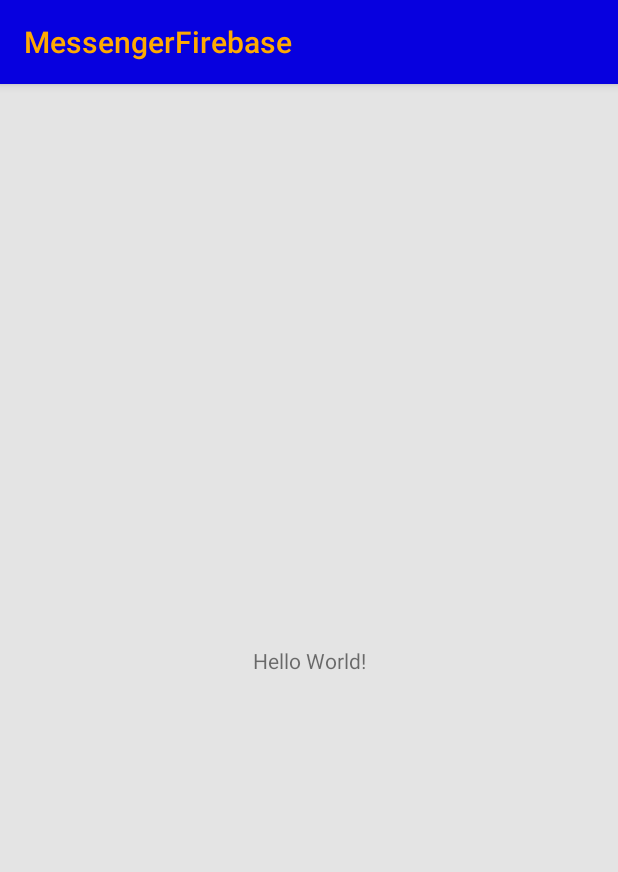
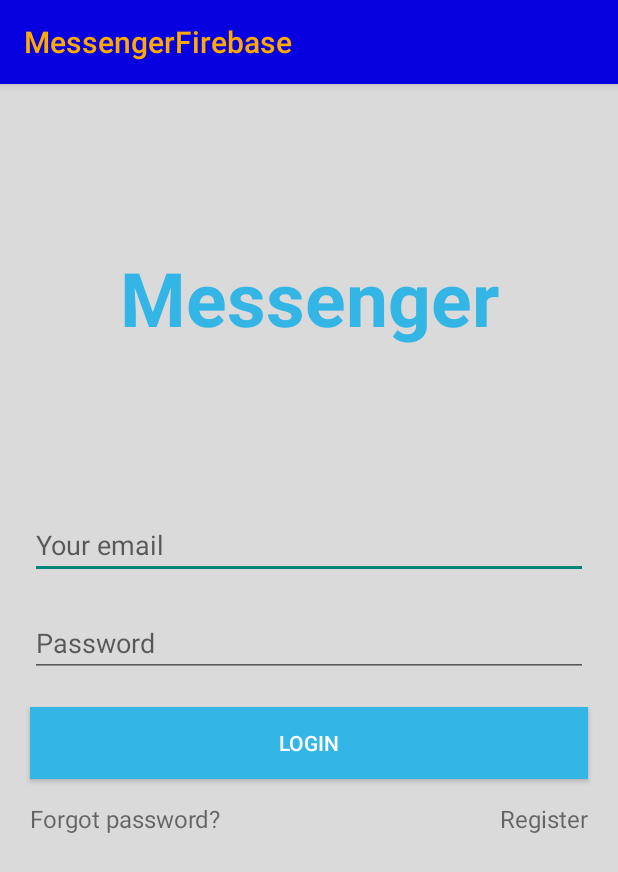
Before and after one commit to SobeninAlex/MessengerFirebase, an Android app: the screen it shows after launch (MainActivity before the commit, LoginActivity after it), on a phone screen of 412 x 824 dp. Shown: the top 872 px of the screen. Run offline under Robolectric (Android 15) with nearby library versions, the phone set to English and light mode, and no system bars; our stand-ins replace Firebase (no records; nobody signed in at launch, a user with empty details on screens opened directly).

Commit message:
add Activities

```diff
--- a/app/src/main/java/com/example/messengerfirebase/MainActivity.java
+++ /dev/null
@@ -1,137 +0,0 @@
-package com.example.messengerfirebase;
-
-import androidx.annotation.NonNull;
-import androidx.appcompat.app.AppCompatActivity;
-
-import android.os.Bundle;
-import android.util.Log;
-import android.widget.Toast;
-
-import com.google.android.gms.tasks.OnFailureListener;
-import com.google.android.gms.tasks.OnSuccessListener;
-import com.google.firebase.auth.AuthResult;
-import com.google.firebase.auth.FirebaseAuth;
-import com.google.firebase.auth.FirebaseUser;
-
-public class MainActivity extends AppCompatActivity {
-
-    private static final String TAG = "MainActivityTag";
-
-    private FirebaseAuth auth;
-
-    @Override
-    protected void onCreate(Bundle savedInstanceState) {
-        super.onCreate(savedInstanceState);
-        setContentView(R.layout.activity_main);
-
-        auth = FirebaseAuth.getInstance();
-
-
-//        TODO -> test user
-//        auth.signOut();
-
-//        auth.addAuthStateListener(new FirebaseAuth.AuthStateListener() {
-//            @Override
-//            public void onAuthStateChanged(@NonNull FirebaseAuth firebaseAuth) {
-//                FirebaseUser user = auth.getCurrentUser();
-//                if (user == null) {
-//                    Log.d(TAG, "Not authorized");
-//                }
-//                else {
-//                    Log.d(TAG, "Authorized " + user.getUid());
-//                }
-//            }
-//        });
-//
-//        auth.signInWithEmailAndPassword("email@email.com", "123456")
-//                .addOnSuccessListener(new OnSuccessListener<AuthResult>() {
-//                    @Override
-//                    public void onSuccess(AuthResult authResult) {
-//                    }
-//                })
-//                .addOnFailureListener(new OnFailureListener() {
-//                    @Override
-//                    public void onFailure(@NonNull Exception e) {
-//                        Log.d(TAG, e.getMessage());
-//                    }
-//                });
-
-//                auth.createUserWithEmailAndPassword("email@email.com", "123456")
-//                .addOnSuccessListener(new OnSuccessListener<AuthResult>() {
-//                    @Override
-//                    public void onSuccess(AuthResult authResult) {
-//                        FirebaseUser user = auth.getCurrentUser();
-//                        if (user == null) {
-//                            Log.d(TAG, "Not authorized");
-//                        }
-//                        else {
-//                            Log.d(TAG, "Authorized");
-//                        }
-//                    }
-//                })
-//                .addOnFailureListener(new OnFailureListener() {
-//                    @Override
-//                    public void onFailure(@NonNull Exception e) {
-//                        Log.d(TAG, e.getMessage());
-//                        Toast.makeText(
-//                                MainActivity.this,
-//                                e.getMessage(),
-//                                Toast.LENGTH_SHORT
-//                        ).show();
-//                    }
-//                });
-
-
-//        TODO -> sobeninalex@yandex.ru
-//        auth.signInWithEmailAndPassword("sobeninalex@yandex.ru", "902021")
-//                .addOnSuccessListener(new OnSuccessListener<AuthResult>() {
-//                    @Override
-//                    public void onSuccess(AuthResult authResult) {
-//                        FirebaseUser user = authResult.getUser();
-//                        Log.d(TAG, "Authorized " + user.getUid() + " " + user.getEmail());
-//                    }
-//                })
-//                .addOnFailureListener(new OnFailureListener() {
-//                    @Override
-//                    public void onFailure(@NonNull Exception e) {
-//                        Log.d(TAG, e.getMessage());
-//                    }
-//                });
-
-//        auth.sendPasswordResetEmail("sobeninalex@yandex.ru")
-//                .addOnSuccessListener(new OnSuccessListener<Void>() {
-//                    @Override
-//                    public void onSuccess(Void unused) {
-//                        FirebaseUser user = auth.getCurrentUser();
-//                        Log.d(TAG, "Send on " + user.getEmail());
-//                    }
-//                })
-//                .addOnFailureListener(new OnFailureListener() {
-//                    @Override
-//                    public void onFailure(@NonNull Exception e) {
-//                        Log.d(TAG, e.getMessage());
-//                    }
-//                });
-
-        auth.createUserWithEmailAndPassword("sobeninalex@yandex.ru", "529440")
-                .addOnSuccessListener(new OnSuccessListener<AuthResult>() {
-                    @Override
-                    public void onSuccess(AuthResult authResult) {
-                        FirebaseUser user = auth.getCurrentUser();
-                        if (user == null) {
-                            Log.d(TAG, "Not authorized");
-                        }
-                        else {
-                            Log.d(TAG, "Authorized " + user.getUid());
-                        }
-                    }
-                })
-                .addOnFailureListener(new OnFailureListener() {
-                    @Override
-                    public void onFailure(@NonNull Exception e) {
-                        Log.d(TAG, e.getMessage());
-                    }
-                });
-
-    }
-}
--- /dev/null
+++ b/app/src/main/java/com/example/messengerfirebase/view/LoginActivity.java
@@ -0,0 +1,100 @@
+package com.example.messengerfirebase.view;
+
+import androidx.appcompat.app.AppCompatActivity;
+import androidx.lifecycle.Observer;
+import androidx.lifecycle.ViewModelProvider;
+
+import android.os.Bundle;
+import android.view.View;
+import android.widget.Button;
+import android.widget.EditText;
+import android.widget.TextView;
+import android.widget.Toast;
+
+import com.example.messengerfirebase.R;
+import com.example.messengerfirebase.viewModel.LoginViewModel;
+
+public class LoginActivity extends AppCompatActivity {
+
+    private EditText editTextEmail;
+    private EditText editTextPassword;
+    private Button buttonLogin;
+    private TextView textViewForgotPassword;
+    private TextView textViewRegister;
+
+    private LoginViewModel viewModel;
+
+
+    @Override
+    protected void onCreate(Bundle savedInstanceState) {
+        super.onCreate(savedInstanceState);
+        setContentView(R.layout.activity_login);
+
+        viewModel = new ViewModelProvider(this).get(LoginViewModel.class);
+        initViews();
+
+        buttonLogin.setOnClickListener(new View.OnClickListener() {
+            @Override
+            public void onClick(View view) {
+                var email = editTextEmail.getText().toString().trim();
+                var password = editTextPassword.getText().toString().trim();
+                if (email.isEmpty() || password.isEmpty()) {
+                    Toast.makeText(LoginActivity.this, "Write in all fields", Toast.LENGTH_SHORT).show();
+                }
+                else {
+                    viewModel.login(email, password);
+                }
+            }
+        });
+
+        viewModel.getIsSuccess().observe(this, new Observer<Boolean>() {
+            @Override
+            public void onChanged(Boolean isSuccess) {
+                if (isSuccess) {
+                    var intent = UsersActivity.newIntent(LoginActivity.this);
+                    startActivity(intent);
+                }
+            }
+        });
+
+        viewModel.getErrorMessage().observe(this, new Observer<String>() {
+            @Override
+            public void onChanged(String message) {
+                Toast.makeText(
+                        LoginActivity.this,
+                        message,
+                        Toast.LENGTH_SHORT
+                ).show();
+            }
+        });
+
+
+
+
+
+        textViewForgotPassword.setOnClickListener(new View.OnClickListener() {
+            @Override
+            public void onClick(View view) {
+                var intent = ResetPasswordActivity.newIntent(LoginActivity.this);
+                startActivity(intent);
+            }
+        });
+
+        textViewRegister.setOnClickListener(new View.OnClickListener() {
+            @Override
+            public void onClick(View view) {
+                var intent = RegistrationActivity.newIntent(LoginActivity.this);
+                startActivity(intent);
+            }
+        });
+
+    }
+
+    private void initViews() {
+        editTextEmail = findViewById(R.id.editTextEmailReg);
+        editTextPassword = findViewById(R.id.editTextPassword);
+        buttonLogin = findViewById(R.id.buttonLogin);
+        textViewForgotPassword = findViewById(R.id.textViewForgotPassword);
+        textViewRegister = findViewById(R.id.textViewRegister);
+    }
+}
--- /dev/null
+++ b/app/src/main/java/com/example/messengerfirebase/viewModel/LoginViewModel.java
@@ -0,0 +1,54 @@
+package com.example.messengerfirebase.viewModel;
+
+import android.app.Application;
+import android.util.Log;
+
+import androidx.annotation.NonNull;
+import androidx.lifecycle.AndroidViewModel;
+import androidx.lifecycle.LiveData;
+import androidx.lifecycle.MutableLiveData;
+
+import com.google.android.gms.tasks.OnFailureListener;
+import com.google.android.gms.tasks.OnSuccessListener;
+import com.google.firebase.auth.AuthResult;
+import com.google.firebase.auth.FirebaseAuth;
+
+public class LoginViewModel extends AndroidViewModel {
+
+    private FirebaseAuth auth;
+
+    private final MutableLiveData<String> errorMessage = new MutableLiveData<>();
+    private final MutableLiveData<Boolean> isSuccess = new MutableLiveData<>(false);
+
+    public LoginViewModel(@NonNull Application application) {
+        super(application);
+        auth = FirebaseAuth.getInstance();
+    }
+
+    public LiveData<String> getErrorMessage() {
+        return errorMessage;
+    }
+    public LiveData<Boolean> getIsSuccess() {
+        return isSuccess;
+    }
+
+    public void login(String email, String password) {
+        auth.signInWithEmailAndPassword(email, password)
+                .addOnSuccessListener(new OnSuccessListener<AuthResult>() {
+                    @Override
+                    public void onSuccess(AuthResult authResult) {
+                        isSuccess.setValue(true);
+                    }
+                })
+                .addOnFailureListener(new OnFailureListener() {
+                    @Override
+                    public void onFailure(@NonNull Exception e) {
+                        errorMessage.setValue(e.getMessage());
+                        Log.d("TAG_TAG", e.getMessage());
+                    }
+                });
+    }
+
+
+
+}
--- a/app/src/main/res/layout/activity_login.xml
+++ b/app/src/main/res/layout/activity_login.xml
@@ -5,7 +5,7 @@
     android:layout_width="match_parent"
     android:layout_height="match_parent"
     android:orientation="vertical"
-    tools:context=".LoginActivity">
+    tools:context=".view.LoginActivity">
 
     <TextView
         android:id="@+id/textViewTitle"
@@ -25,7 +25,7 @@
         android:layout_weight="3">
 
         <EditText
-            android:id="@+id/editTextEmail"
+            android:id="@+id/editTextEmailReg"
             android:layout_width="match_parent"
             android:layout_height="wrap_content"
             android:layout_margin="20dp"
@@ -40,7 +40,7 @@
             android:layout_margin="20dp"
             android:hint="@string/password"
             android:inputType="textPassword"
-            app:layout_constraintTop_toBottomOf="@+id/editTextEmail" />
+            app:layout_constraintTop_toBottomOf="@+id/editTextEmailReg" />
 
         <Button
             android:id="@+id/buttonLogin"
@@ -49,7 +49,7 @@
             android:layout_margin="20dp"
             android:background="@android:color/holo_blue_light"
             android:text="@string/login"
-            android:textColor="@color/black"
+            android:textColor="@color/white"
             app:layout_constraintTop_toBottomOf="@+id/editTextPassword" />
 
         <LinearLayout
@@ -57,7 +57,7 @@
             android:layout_height="wrap_content"
             android:orientation="horizontal"
             android:paddingStart="20dp"
-            android:paddingTop="5dp"
+            android:paddingTop="15dp"
             android:paddingEnd="20dp"
             app:layout_constraintTop_toBottomOf="@+id/buttonLogin">
 
@@ -67,17 +67,17 @@
                 android:layout_height="wrap_content"
                 android:layout_gravity="start"
                 android:layout_weight="1"
+                android:textSize="16sp"
                 android:text="@string/forgot_password"
-                android:textColor="@color/black"
                 app:layout_constraintTop_toBottomOf="@+id/buttonLogin" />
 
             <TextView
                 android:id="@+id/textViewRegister"
                 android:layout_width="wrap_content"
                 android:layout_height="wrap_content"
+                android:textSize="16sp"
                 android:gravity="end"
-                android:text="@string/register"
-                android:textColor="@color/black" />
+                android:text="@string/register" />
 
         </LinearLayout>
 
--- a/app/src/main/res/layout/activity_main.xml
+++ b/app/src/main/res/layout/activity_users.xml
@@ -4,15 +4,6 @@
     xmlns:tools="http://schemas.android.com/tools"
     android:layout_width="match_parent"
     android:layout_height="match_parent"
-    tools:context=".MainActivity">
-
-    <TextView
-        android:layout_width="wrap_content"
-        android:layout_height="wrap_content"
-        android:text="Hello World!"
-        app:layout_constraintBottom_toBottomOf="parent"
-        app:layout_constraintEnd_toEndOf="parent"
-        app:layout_constraintStart_toStartOf="parent"
-        app:layout_constraintTop_toTopOf="parent" />
+    tools:context=".view.UsersActivity">
 
 </androidx.constraintlayout.widget.ConstraintLayout>
--- a/app/src/main/res/values/themes.xml
+++ b/app/src/main/res/values/themes.xml
@@ -5,7 +5,7 @@
         <item name="colorPrimaryDark">#0600B5</item>
         <item name="android:navigationBarColor">#0600B5</item>
         <item name="android:textColorPrimary">#FFAA00</item>
-        <item name="android:windowBackground">#E4E4E4</item>
+        <item name="android:windowBackground">#DADADA</item>
     </style>
 
     <style name="Theme.MessengerFirebase" parent="Base.Theme.MessengerFirebase" />
```
Also changed, not shown: app/src/main/AndroidManifest.xml (+12 -4 lines), app/src/main/java/com/example/messengerfirebase/LoginActivity.java (deleted, +0 -14 lines), app/src/main/java/com/example/messengerfirebase/view/RegistrationActivity.java (added, +57 -0 lines), app/src/main/java/com/example/messengerfirebase/view/ResetPasswordActivity.java (added, +77 -0 lines), app/src/main/java/com/example/messengerfirebase/view/UsersActivity.java (added, +22 -0 lines), app/src/main/java/com/example/messengerfirebase/viewModel/ResetPasswordViewModel.java (added, +45 -0 lines), app/src/main/res/layout/activity_registration.xml (added, +74 -0 lines), app/src/main/res/layout/activity_reset_password.xml (added, +38 -0 lines), app/src/main/res/values/strings.xml (+9 -1 lines).
